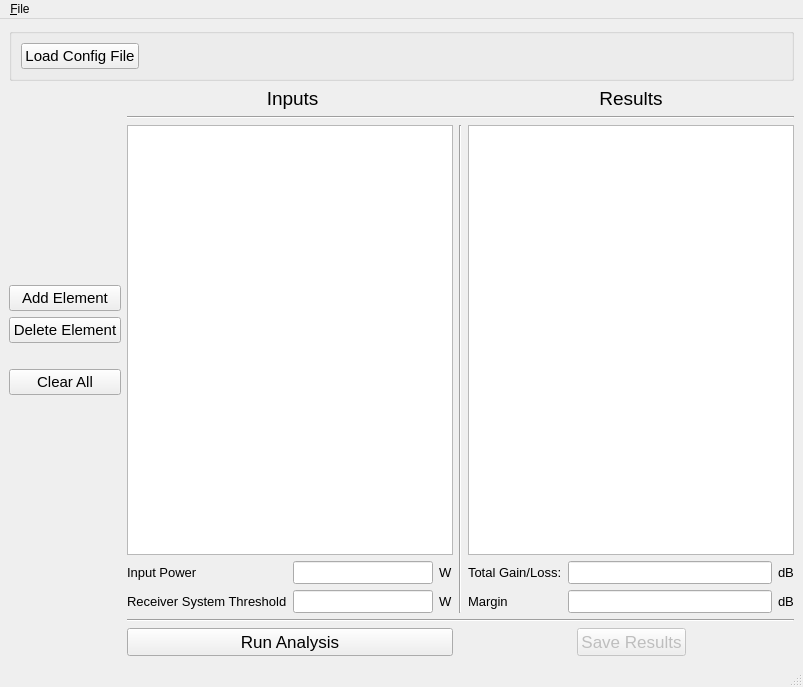
Above: project/app/ui/main_window.ui from LMaiorano/Link-Budget-Toolbox before the change. Below: the same form after it.
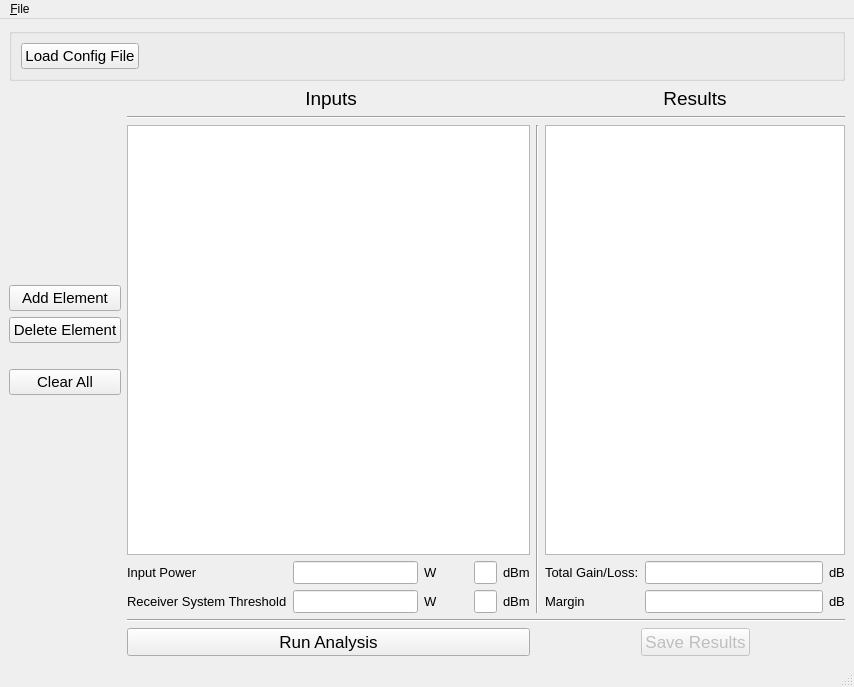
That is the form after the change.

Commit message: Input power fields linked and enabled with validator

The edit to the form file:
```diff
--- a/project/app/ui/main_window.ui
+++ b/project/app/ui/main_window.ui
@@ -54,41 +54,7 @@
     </item>
     <item>
      <layout class="QGridLayout" name="gridLayout">
-      <item row="3" column="1">
-       <widget class="QTableWidget" name="tbl_elements">
-        <property name="sizePolicy">
-         <sizepolicy hsizetype="MinimumExpanding" vsizetype="Expanding">
-          <horstretch>0</horstretch>
-          <verstretch>0</verstretch>
-         </sizepolicy>
-        </property>
-        <property name="minimumSize">
-         <size>
-          <width>290</width>
-          <height>0</height>
-         </size>
-        </property>
-        <property name="editTriggers">
-         <set>QAbstractItemView::AnyKeyPressed|QAbstractItemView::DoubleClicked|QAbstractItemView::EditKeyPressed</set>
-        </property>
-        <property name="dragEnabled">
-         <bool>false</bool>
-        </property>
-        <property name="alternatingRowColors">
-         <bool>false</bool>
-        </property>
-        <property name="selectionMode">
-         <enum>QAbstractItemView::ExtendedSelection</enum>
-        </property>
-        <attribute name="horizontalHeaderStretchLastSection">
-         <bool>false</bool>
-        </attribute>
-        <attribute name="verticalHeaderStretchLastSection">
-         <bool>false</bool>
-        </attribute>
-       </widget>
-      </item>
-      <item row="6" column="1">
+      <item row="5" column="1">
        <widget class="QPushButton" name="btn_run_process">
         <property name="minimumSize">
          <size>
@@ -106,127 +72,7 @@
         </property>
        </widget>
       </item>
-      <item row="0" column="3">
-       <widget class="QLabel" name="lbl_results">
-        <property name="sizePolicy">
-         <sizepolicy hsizetype="Preferred" vsizetype="Preferred">
-          <horstretch>0</horstretch>
-          <verstretch>0</verstretch>
-         </sizepolicy>
-        </property>
-        <property name="minimumSize">
-         <size>
-          <width>0</width>
-          <height>0</height>
-         </size>
-        </property>
-        <property name="font">
-         <font>
-          <pointsize>14</pointsize>
-         </font>
-        </property>
-        <property name="text">
-         <string>Results</string>
-        </property>
-        <property name="alignment">
-         <set>Qt::AlignCenter</set>
-        </property>
-       </widget>
-      </item>
-      <item row="4" column="3">
-       <layout class="QGridLayout" name="gridLayout_2">
-        <item row="0" column="2">
-         <widget class="QLabel" name="label_2">
-          <property name="font">
-           <font>
-            <pointsize>10</pointsize>
-           </font>
-          </property>
-          <property name="text">
-           <string>dB</string>
-          </property>
-          <property name="buddy">
-           <cstring>txt_total</cstring>
-          </property>
-         </widget>
-        </item>
-        <item row="0" column="0">
-         <widget class="QLabel" name="label">
-          <property name="font">
-           <font>
-            <pointsize>10</pointsize>
-           </font>
-          </property>
-          <property name="text">
-           <string>Total Gain/Loss:</string>
-          </property>
-          <property name="buddy">
-           <cstring>txt_total</cstring>
-          </property>
-         </widget>
-        </item>
-        <item row="0" column="1">
-         <widget class="QLineEdit" name="txt_total">
-          <property name="font">
-           <font>
-            <pointsize>10</pointsize>
-            <weight>75</weight>
-            <bold>true</bold>
-           </font>
-          </property>
-          <property name="alignment">
-           <set>Qt::AlignRight|Qt::AlignTrailing|Qt::AlignVCenter</set>
-          </property>
-          <property name="readOnly">
-           <bool>true</bool>
-          </property>
-         </widget>
-        </item>
-        <item row="1" column="0">
-         <widget class="QLabel" name="label_4">
-          <property name="font">
-           <font>
-            <pointsize>10</pointsize>
-           </font>
-          </property>
-          <property name="text">
-           <string>Margin</string>
-          </property>
-          <property name="buddy">
-           <cstring>txt_margin</cstring>
-          </property>
-         </widget>
-        </item>
-        <item row="1" column="2">
-         <widget class="QLabel" name="label_6">
-          <property name="font">
-           <font>
-            <pointsize>10</pointsize>
-           </font>
-          </property>
-          <property name="text">
-           <string>dB</string>
-          </property>
-          <property name="buddy">
-           <cstring>txt_margin</cstring>
-          </property>
-         </widget>
-        </item>
-        <item row="1" column="1">
-         <widget class="QLineEdit" name="txt_margin">
-          <property name="font">
-           <font>
-            <pointsize>10</pointsize>
-           </font>
-          </property>
-          <property name="readOnly">
-           <bool>true</bool>
-          </property>
-         </widget>
-        </item>
-       </layout>
-      </item>
-      <item row="6" column="3">
+      <item row="5" column="3">
        <layout class="QHBoxLayout" name="horizontalLayout_2">
         <item>
          <spacer name="horizontalSpacer">
@@ -271,6 +117,22 @@
         </item>
        </layout>
       </item>
+      <item row="2" column="3">
+       <widget class="QTableWidget" name="tbl_results">
+        <property name="sizePolicy">
+         <sizepolicy hsizetype="MinimumExpanding" vsizetype="Expanding">
+          <horstretch>0</horstretch>
+          <verstretch>0</verstretch>
+         </sizepolicy>
+        </property>
+        <property name="minimumSize">
+         <size>
+          <width>300</width>
+          <height>0</height>
+         </size>
+        </property>
+       </widget>
+      </item>
       <item row="1" column="1" colspan="3">
        <widget class="Line" name="line">
         <property name="orientation">
@@ -278,7 +140,211 @@
         </property>
        </widget>
       </item>
-      <item row="3" column="0">
+      <item row="3" column="1">
+       <layout class="QGridLayout" name="gridLayout_3">
+        <item row="1" column="4">
+         <widget class="QLineEdit" name="txt_threshold_dbm">
+          <property name="font">
+           <font>
+            <pointsize>10</pointsize>
+           </font>
+          </property>
+          <property name="inputMask">
+           <string/>
+          </property>
+         </widget>
+        </item>
+        <item row="0" column="0">
+         <widget class="QLabel" name="label_3">
+          <property name="font">
+           <font>
+            <pointsize>10</pointsize>
+           </font>
+          </property>
+          <property name="text">
+           <string>Input Power</string>
+          </property>
+          <property name="buddy">
+           <cstring>txt_in_power_W</cstring>
+          </property>
+         </widget>
+        </item>
+        <item row="1" column="2">
+         <widget class="QLabel" name="label_8">
+          <property name="font">
+           <font>
+            <pointsize>10</pointsize>
+           </font>
+          </property>
+          <property name="text">
+           <string>W</string>
+          </property>
+         </widget>
+        </item>
+        <item row="0" column="2">
+         <widget class="QLabel" name="label_7">
+          <property name="font">
+           <font>
+            <pointsize>10</pointsize>
+           </font>
+          </property>
+          <property name="text">
+           <string>W</string>
+          </property>
+         </widget>
+        </item>
+        <item row="1" column="0">
+         <widget class="QLabel" name="label_5">
+          <property name="font">
+           <font>
+            <pointsize>10</pointsize>
+           </font>
+          </property>
+          <property name="text">
+           <string>Receiver System Threshold</string>
+          </property>
+          <property name="wordWrap">
+           <bool>false</bool>
+          </property>
+          <property name="buddy">
+           <cstring>txt_threshold_W</cstring>
+          </property>
+         </widget>
+        </item>
+        <item row="0" column="5">
+         <widget class="QLabel" name="label_9">
+          <property name="font">
+           <font>
+            <pointsize>10</pointsize>
+           </font>
+          </property>
+          <property name="text">
+           <string>dBm</string>
+          </property>
+         </widget>
+        </item>
+        <item row="1" column="5">
+         <widget class="QLabel" name="label_10">
+          <property name="font">
+           <font>
+            <pointsize>10</pointsize>
+           </font>
+          </property>
+          <property name="text">
+           <string>dBm</string>
+          </property>
+         </widget>
+        </item>
+        <item row="0" column="1">
+         <widget class="QLineEdit" name="txt_in_power_W">
+          <property name="sizePolicy">
+           <sizepolicy hsizetype="MinimumExpanding" vsizetype="Fixed">
+            <horstretch>0</horstretch>
+            <verstretch>0</verstretch>
+           </sizepolicy>
+          </property>
+          <property name="font">
+           <font>
+            <pointsize>10</pointsize>
+           </font>
+          </property>
+          <property name="inputMask">
+           <string/>
+          </property>
+          <property name="text">
+           <string/>
+          </property>
+          <property name="clearButtonEnabled">
+           <bool>false</bool>
+          </property>
+         </widget>
+        </item>
+        <item row="0" column="4">
+         <widget class="QLineEdit" name="txt_in_power_dbm">
+          <property name="sizePolicy">
+           <sizepolicy hsizetype="Expanding" vsizetype="Fixed">
+            <horstretch>0</horstretch>
+            <verstretch>0</verstretch>
+           </sizepolicy>
+          </property>
+          <property name="minimumSize">
+           <size>
+            <width>0</width>
+            <height>0</height>
+           </size>
+          </property>
+          <property name="font">
+           <font>
+            <pointsize>10</pointsize>
+           </font>
+          </property>
+         </widget>
+        </item>
+        <item row="1" column="1">
+         <widget class="QLineEdit" name="txt_threshold_W">
+          <property name="font">
+           <font>
+            <pointsize>10</pointsize>
+           </font>
+          </property>
+          <property name="clearButtonEnabled">
+           <bool>false</bool>
+          </property>
+         </widget>
+        </item>
+        <item row="0" column="3" rowspan="2">
+         <spacer name="horizontalSpacer_3">
+          <property name="orientation">
+           <enum>Qt::Horizontal</enum>
+          </property>
+          <property name="sizeType">
+           <enum>QSizePolicy::MinimumExpanding</enum>
+          </property>
+          <property name="sizeHint" stdset="0">
+           <size>
+            <width>30</width>
+            <height>20</height>
+           </size>
+          </property>
+         </spacer>
+        </item>
+       </layout>
+      </item>
+      <item row="2" column="1">
+       <widget class="QTableWidget" name="tbl_elements">
+        <property name="sizePolicy">
+         <sizepolicy hsizetype="MinimumExpanding" vsizetype="Expanding">
+          <horstretch>0</horstretch>
+          <verstretch>0</verstretch>
+         </sizepolicy>
+        </property>
+        <property name="minimumSize">
+         <size>
+          <width>290</width>
+          <height>0</height>
+         </size>
+        </property>
+        <property name="editTriggers">
+         <set>QAbstractItemView::AnyKeyPressed|QAbstractItemView::DoubleClicked|QAbstractItemView::EditKeyPressed</set>
+        </property>
+        <property name="dragEnabled">
+         <bool>false</bool>
+        </property>
+        <property name="alternatingRowColors">
+         <bool>false</bool>
+        </property>
+        <property name="selectionMode">
+         <enum>QAbstractItemView::ExtendedSelection</enum>
+        </property>
+        <attribute name="horizontalHeaderStretchLastSection">
+         <bool>false</bool>
+        </attribute>
+        <attribute name="verticalHeaderStretchLastSection">
+         <bool>false</bool>
+        </attribute>
+       </widget>
+      </item>
+      <item row="2" column="0">
        <layout class="QVBoxLayout" name="verticalLayout_2">
         <item>
          <spacer name="verticalSpacer">
@@ -390,112 +456,134 @@
         </property>
        </widget>
       </item>
-      <item row="3" column="3">
-       <widget class="QTableWidget" name="tbl_results">
-        <property name="sizePolicy">
-         <sizepolicy hsizetype="MinimumExpanding" vsizetype="Expanding">
-          <horstretch>0</horstretch>
-          <verstretch>0</verstretch>
-         </sizepolicy>
-        </property>
-        <property name="minimumSize">
-         <size>
-          <width>200</width>
-          <height>0</height>
-         </size>
-        </property>
-       </widget>
-      </item>
-      <item row="5" column="1" colspan="3">
+      <item row="4" column="1" colspan="3">
        <widget class="Line" name="line_2">
         <property name="orientation">
          <enum>Qt::Horizontal</enum>
         </property>
        </widget>
       </item>
-      <item row="4" column="1">
-       <layout class="QGridLayout" name="gridLayout_3">
-        <item row="1" column="1">
-         <widget class="QLineEdit" name="txt_threshold">
+      <item row="0" column="3">
+       <widget class="QLabel" name="lbl_results">
+        <property name="sizePolicy">
+         <sizepolicy hsizetype="Preferred" vsizetype="Preferred">
+          <horstretch>0</horstretch>
+          <verstretch>0</verstretch>
+         </sizepolicy>
+        </property>
+        <property name="minimumSize">
+         <size>
+          <width>0</width>
+          <height>0</height>
+         </size>
+        </property>
+        <property name="font">
+         <font>
+          <pointsize>14</pointsize>
+         </font>
+        </property>
+        <property name="text">
+         <string>Results</string>
+        </property>
+        <property name="alignment">
+         <set>Qt::AlignCenter</set>
+        </property>
+       </widget>
+      </item>
+      <item row="3" column="3">
+       <layout class="QGridLayout" name="gridLayout_2">
+        <item row="0" column="2">
+         <widget class="QLabel" name="label_2">
           <property name="font">
            <font>
             <pointsize>10</pointsize>
            </font>
           </property>
-          <property name="clearButtonEnabled">
-           <bool>false</bool>
+          <property name="text">
+           <string>dB</string>
+          </property>
+          <property name="buddy">
+           <cstring>txt_total</cstring>
           </property>
          </widget>
         </item>
-        <item row="1" column="2">
-         <widget class="QLabel" name="label_8">
+        <item row="0" column="0">
+         <widget class="QLabel" name="label">
           <property name="font">
            <font>
             <pointsize>10</pointsize>
            </font>
           </property>
           <property name="text">
-           <string>W</string>
+           <string>Total Gain/Loss:</string>
+          </property>
+          <property name="buddy">
+           <cstring>txt_total</cstring>
           </property>
          </widget>
         </item>
         <item row="0" column="1">
-         <widget class="QLineEdit" name="txt_in_power">
+         <widget class="QLineEdit" name="txt_total">
           <property name="font">
            <font>
             <pointsize>10</pointsize>
+            <weight>75</weight>
+            <bold>true</bold>
            </font>
           </property>
-          <property name="clearButtonEnabled">
-           <bool>false</bool>
+          <property name="alignment">
+           <set>Qt::AlignRight|Qt::AlignTrailing|Qt::AlignVCenter</set>
+          </property>
+          <property name="readOnly">
+           <bool>true</bool>
           </property>
          </widget>
         </item>
         <item row="1" column="0">
-         <widget class="QLabel" name="label_5">
+         <widget class="QLabel" name="label_4">
           <property name="font">
            <font>
             <pointsize>10</pointsize>
            </font>
           </property>
           <property name="text">
-           <string>Receiver System Threshold</string>
+           <string>Margin</string>
           </property>
           <property name="buddy">
            <cstring>txt_threshold</cstring>
           </property>
          </widget>
         </item>
-        <item row="0" column="0">
-         <widget class="QLabel" name="label_3">
+        <item row="1" column="2">
+         <widget class="QLabel" name="label_6">
           <property name="font">
            <font>
             <pointsize>10</pointsize>
            </font>
           </property>
           <property name="text">
-           <string>Input Power</string>
+           <string>dB</string>
           </property>
           <property name="buddy">
            <cstring>txt_in_power</cstring>
           </property>
          </widget>
         </item>
-        <item row="0" column="2">
-         <widget class="QLabel" name="label_7">
+        <item row="1" column="1">
+         <widget class="QLineEdit" name="txt_margin">
           <property name="font">
            <font>
             <pointsize>10</pointsize>
            </font>
           </property>
-          <property name="text">
-           <string>W</string>
+          <property name="readOnly">
+           <bool>true</bool>
           </property>
          </widget>
         </item>
        </layout>
       </item>
-      <item row="3" column="2" rowspan="2">
+      <item row="2" column="2" rowspan="2">
        <widget class="Line" name="line_3">
         <property name="orientation">
          <enum>Qt::Vertical</enum>
```
Left out of the diff: 91 changed lines with no effect on the pictures. The commit also changes 1 other file.
